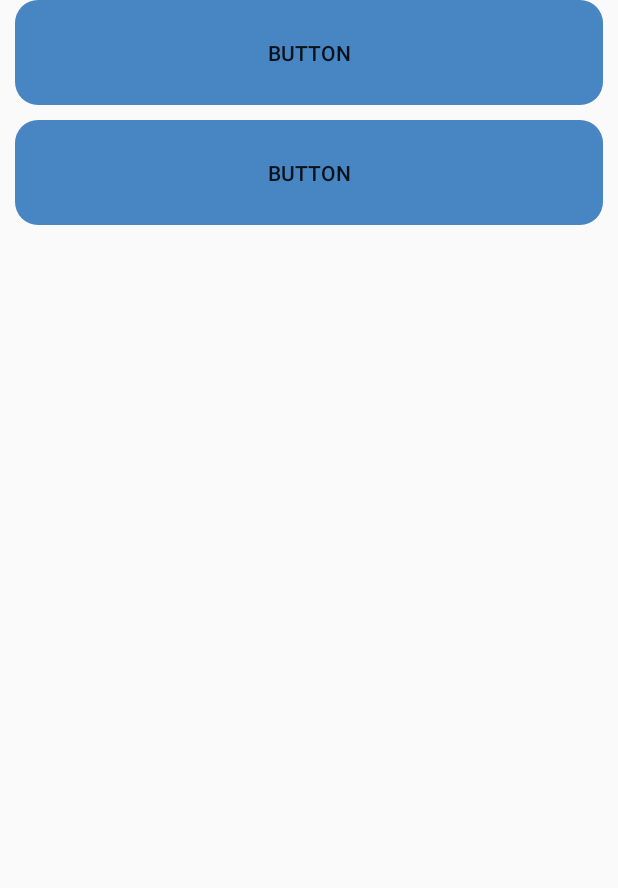
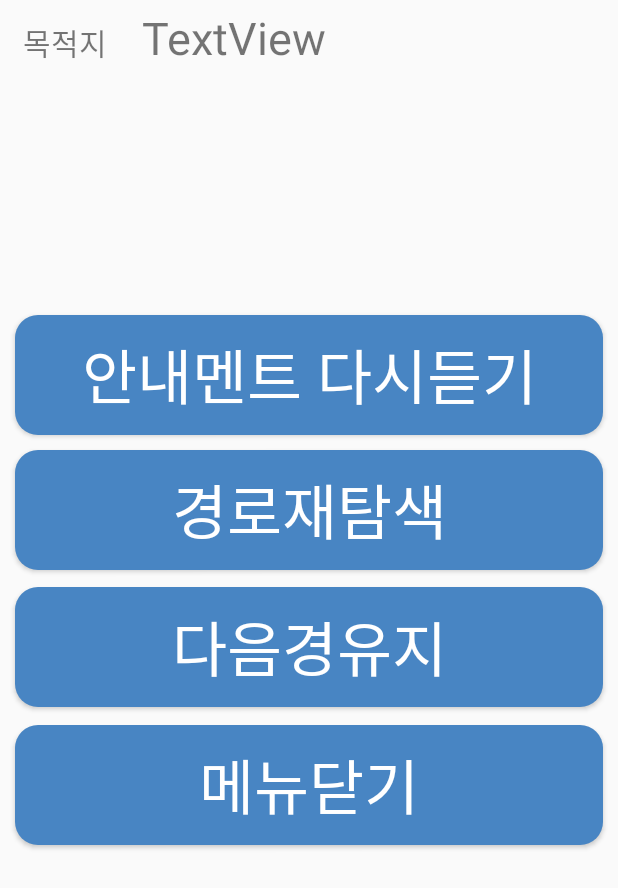
Before and after one commit to kimleepark/WhiteVoice, an Android app: the TestActivity screen opened directly, with no data from a screen before it, on a phone screen of 412 x 824 dp. Shown: the top 888 px of the screen. Run offline under Robolectric (Android 15) with nearby library versions, the light colour scheme and no system bars; Roboto replaces fonts that are not available here.

Commit message:
내비게이션액티비티  - UI 수정  - 메뉴 팝업윈도우 완료 즐겨찾기액티비티  - UI 수정

```diff
--- a/MyApplicationUI/app/src/main/java/com/example/myapplicationui/Conection/whiteVoice.java
+++ b/MyApplicationUI/app/src/main/java/com/example/myapplicationui/Conection/whiteVoice.java
@@ -18,6 +18,6 @@ public class whiteVoice extends Application{
         super.onCreate();
 
         Typekit.getInstance()
-                .addNormal(Typekit.createFromAsset(this, "BM-HANNA.ttf"));// "fonts/폰트.ttf"
+                .addNormal(Typekit.createFromAsset(this, "HANYGO230.ttf"));// "fonts/폰트.ttf"
     }
 }
--- /dev/null
+++ b/MyApplicationUI/app/src/main/res/drawable/backline.xml
@@ -0,0 +1,5 @@
+<?xml version="1.0" encoding="utf-8"?>
+<shape xmlns:android="http://schemas.android.com/apk/res/android" android:shape="rectangle" >
+    <solid android:color="#ffffff" />
+    <stroke android:width="1dip" android:color="#000"/>
+</shape>
--- a/MyApplicationUI/app/src/main/res/layout/activity_navigation.xml
+++ b/MyApplicationUI/app/src/main/res/layout/activity_navigation.xml
@@ -4,23 +4,78 @@
     android:layout_height="match_parent"
     android:id="@+id/layoutN">
 
+    <LinearLayout
+        android:layout_width="match_parent"
+        android:layout_height="50dp"
+        android:orientation="horizontal"
+        android:layout_marginBottom="160dp">
+
+        <TextView
+            android:id="@+id/textView2"
+            android:layout_width="0dp"
+            android:layout_height="50dp"
+            android:layout_marginLeft="15dp"
+            android:layout_weight="0.2"
+            android:gravity="center_vertical"
+            android:text="목적지"
+            android:textSize="20sp" />
+
+        <TextView
+            android:id="@+id/textTarget"
+            android:layout_width="0dp"
+            android:layout_height="50dp"
+            android:layout_weight="0.8"
+            android:gravity="center_vertical"
+            android:text="TextView"
+            android:textSize="30sp" />
+    </LinearLayout>
+
     <Button
-        android:id="@+id/button3"
+    android:id="@+id/btn4"
+    android:layout_width="match_parent"
+    android:layout_height="80dp"
+    android:layout_marginBottom="10dp"
+    android:layout_marginLeft="10dp"
+    android:layout_marginRight="10dp"
+    android:background="@drawable/corner"
+    android:onClick="onClickListen"
+    android:text="안내멘트 다시듣기"
+    android:textSize="40sp"
+    android:textColor="#fff"/>
+
+    <Button
+        android:id="@+id/btn1"
         android:layout_width="match_parent"
-        android:layout_height="70dp"
-        android:layout_marginBottom="10dp"
+        android:layout_height="80dp"
+        android:layout_marginBottom="11dp"
         android:layout_marginLeft="10dp"
         android:layout_marginRight="10dp"
         android:background="@drawable/corner"
-        android:text="Button" />
+        android:text="경로재탐색"
+        android:textSize="40sp"
+        android:textColor="#fff"/>
 
     <Button
-        android:id="@+id/button2"
+        android:id="@+id/btn2"
         android:layout_width="match_parent"
-        android:layout_height="70dp"
-        android:layout_marginBottom="10dp"
+        android:layout_height="80dp"
+        android:layout_marginBottom="12dp"
         android:layout_marginLeft="10dp"
         android:layout_marginRight="10dp"
         android:background="@drawable/corner"
-        android:text="Button" />
+        android:text="다음경유지"
+        android:textSize="40sp"
+        android:textColor="#fff"/>
+
+    <Button
+        android:id="@+id/btn3"
+        android:layout_width="match_parent"
+        android:layout_height="80dp"
+        android:layout_marginBottom="11dp"
+        android:layout_marginLeft="10dp"
+        android:layout_marginRight="10dp"
+        android:background="@drawable/corner"
+        android:text="메뉴닫기"
+        android:textSize="40sp"
+        android:textColor="#fff"/>
 </LinearLayout>
```
Also changed, not shown: MyApplicationUI/app/src/main/java/com/example/myapplicationui/User_Interface/NavigationActivity.java (+70 -39 lines), MyApplicationUI/app/src/main/res/layout/activity_favorite.xml (+22 -27 lines), MyApplicationUI/app/src/main/res/layout/activity_navigation2.xml (+17 -58 lines), MyApplicationUI/app/src/main/res/layout/favorite_listview.xml (+5 -2 lines), MyApplicationUI/app/src/main/res/menu/activity_drawer_drawer.xml (deleted, +0 -36 lines), MyApplicationUI/app/src/main/res/menu/drawer.xml (deleted, +0 -9 lines), 1 other file.
